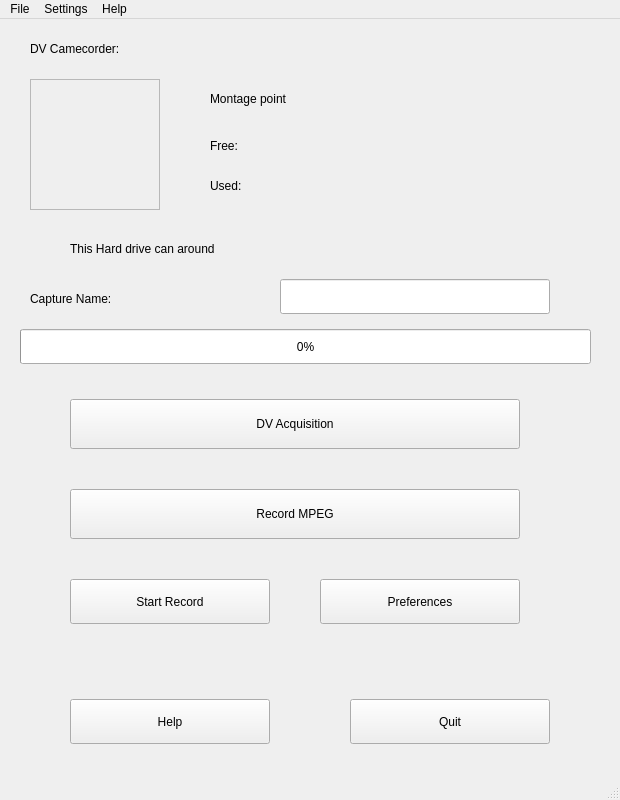
This is src/ui/QDvgrab.ui in olielvewen/QDvGrab as Qt 5 draws it before an edit. The edited form follows.
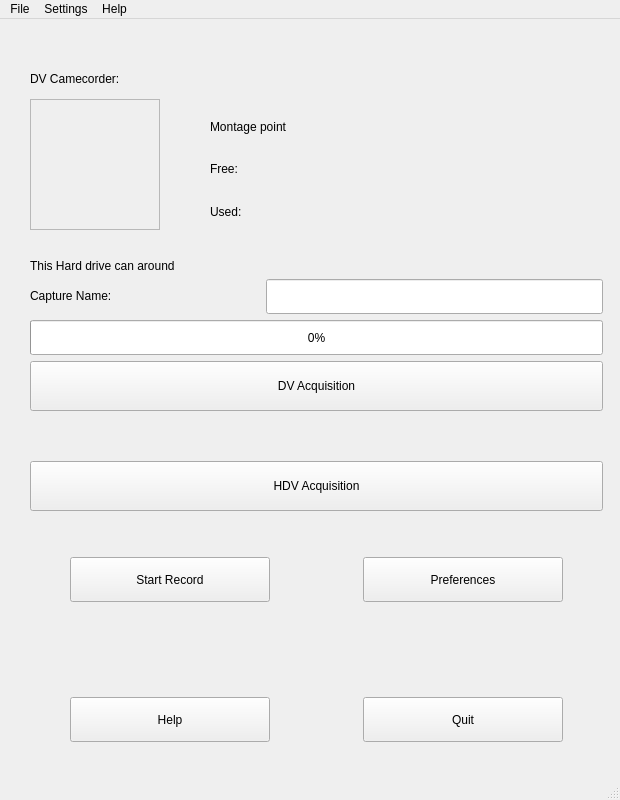
This is the edited form. Icons and pictures are not drawn.

Commit message: improving the layout of the main gui

Diff of the .ui file:
```diff
--- a/src/ui/QDvgrab.ui
+++ b/src/ui/QDvgrab.ui
@@ -24,122 +24,201 @@
    <locale language="English" country="UnitedStates"/>
   </property>
   <widget class="QWidget" name="centralwidget">
+   <widget class="QFrame" name="frame">
+    <property name="geometry">
+     <rect>
+      <x>30</x>
+      <y>80</y>
+      <width>130</width>
+      <height>131</height>
+     </rect>
+    </property>
+    <property name="minimumSize">
+     <size>
+      <width>130</width>
+      <height>131</height>
+     </size>
+    </property>
+    <property name="frameShape">
+     <enum>QFrame::StyledPanel</enum>
+    </property>
+    <property name="frameShadow">
+     <enum>QFrame::Raised</enum>
+    </property>
+    <widget class="QLabel" name="label_5">
+     <property name="geometry">
+      <rect>
+       <x>0</x>
+       <y>0</y>
+       <width>130</width>
+       <height>131</height>
+      </rect>
+     </property>
+     <property name="pixmap">
+      <pixmap>../images/drive-harddisk.png</pixmap>
+     </property>
+    </widget>
+   </widget>
+   <widget class="QWidget" name="">
+    <property name="geometry">
+     <rect>
+      <x>30</x>
+      <y>50</y>
+      <width>571</width>
+      <height>21</height>
+     </rect>
+    </property>
+    <layout class="QHBoxLayout" name="horizontalLayout">
+     <property name="leftMargin">
+      <number>0</number>
+     </property>
+     <property name="topMargin">
+      <number>0</number>
+     </property>
+     <item>
    <widget class="QLabel" name="lbldescriptioncamecorder">
-    <property name="geometry">
-     <rect>
-      <x>30</x>
-      <y>20</y>
-      <width>250</width>
-      <height>20</height>
-     </rect>
-    </property>
     <property name="text">
      <string>&lt;html&gt;&lt;head/&gt;&lt;body&gt;&lt;p&gt;DV Camecorder:&lt;/p&gt;&lt;/body&gt;&lt;/html&gt;</string>
     </property>
    </widget>
-   <widget class="QLabel" name="lblcamcorder">
+     </item>
+     <item>
+      <widget class="QLabel" name="lblcamcorder"/>
+     </item>
+    </layout>
+   </widget>
+   <widget class="QWidget" name="">
     <property name="geometry">
      <rect>
-      <x>330</x>
-      <y>20</y>
-      <width>250</width>
-      <height>20</height>
+      <x>210</x>
+      <y>90</y>
+      <width>391</width>
+      <height>121</height>
      </rect>
     </property>
-   </widget>
+    <layout class="QGridLayout" name="gridLayout">
+     <property name="topMargin">
+      <number>0</number>
+     </property>
+     <item row="0" column="0" colspan="2">
    <widget class="QLabel" name="label">
-    <property name="geometry">
-     <rect>
-      <x>210</x>
-      <y>70</y>
-      <width>250</width>
-      <height>20</height>
-     </rect>
-    </property>
     <property name="text">
      <string>&lt;html&gt;&lt;head/&gt;&lt;body&gt;&lt;p&gt;Montage point&lt;/p&gt;&lt;/body&gt;&lt;/html&gt;</string>
     </property>
    </widget>
+     </item>
+     <item row="1" column="0">
    <widget class="QLabel" name="label_2">
-    <property name="geometry">
-     <rect>
-      <x>210</x>
-      <y>120</y>
-      <width>90</width>
-      <height>14</height>
-     </rect>
-    </property>
     <property name="text">
      <string>&lt;html&gt;&lt;head/&gt;&lt;body&gt;&lt;p&gt;Free:&lt;/p&gt;&lt;/body&gt;&lt;/html&gt;</string>
     </property>
    </widget>
-   <widget class="QLabel" name="lblfree">
-    <property name="geometry">
-     <rect>
-      <x>360</x>
-      <y>150</y>
-      <width>90</width>
-      <height>14</height>
-     </rect>
-    </property>
-   </widget>
+     </item>
+     <item row="2" column="0">
    <widget class="QLabel" name="label_4">
-    <property name="geometry">
-     <rect>
-      <x>210</x>
-      <y>160</y>
-      <width>90</width>
-      <height>14</height>
-     </rect>
-    </property>
     <property name="text">
      <string>&lt;html&gt;&lt;head/&gt;&lt;body&gt;&lt;p&gt;Used:&lt;/p&gt;&lt;/body&gt;&lt;/html&gt;</string>
     </property>
    </widget>
-   <widget class="QLabel" name="lblused">
-    <property name="geometry">
-     <rect>
-      <x>360</x>
-      <y>190</y>
-      <width>90</width>
-      <height>14</height>
-     </rect>
-    </property>
+     </item>
+     <item row="1" column="1">
+      <widget class="QLabel" name="lblfree"/>
+     </item>
+     <item row="2" column="1">
+      <widget class="QLabel" name="lblused"/>
+     </item>
+    </layout>
    </widget>
-   <widget class="QLabel" name="lbltotal">
+   <widget class="QWidget" name="">
     <property name="geometry">
      <rect>
-      <x>70</x>
+      <x>30</x>
       <y>220</y>
-      <width>450</width>
-      <height>20</height>
+      <width>573</width>
+      <height>533</height>
      </rect>
     </property>
+    <layout class="QVBoxLayout" name="verticalLayout_4">
+     <property name="topMargin">
+      <number>20</number>
+     </property>
+     <item>
+      <layout class="QVBoxLayout" name="verticalLayout">
+       <item>
+        <widget class="QLabel" name="lbltotal">
     <property name="text">
      <string>&lt;html&gt;&lt;head/&gt;&lt;body&gt;&lt;p&gt;This Hard drive can around &lt;/p&gt;&lt;/body&gt;&lt;/html&gt;</string>
     </property>
    </widget>
+       </item>
+       <item>
+        <layout class="QHBoxLayout" name="horizontalLayout_2">
+         <item>
+          <widget class="QLabel" name="label_3">
+           <property name="minimumSize">
+            <size>
+             <width>230</width>
+             <height>20</height>
+            </size>
+           </property>
+           <property name="text">
+            <string>&lt;html&gt;&lt;head/&gt;&lt;body&gt;&lt;p&gt;Capture Name:&lt;/p&gt;&lt;/body&gt;&lt;/html&gt;</string>
+           </property>
+          </widget>
+         </item>
+         <item>
+          <widget class="QLineEdit" name="lnecapturename">
+           <property name="minimumSize">
+            <size>
+             <width>270</width>
+             <height>35</height>
+            </size>
+           </property>
+          </widget>
+         </item>
+        </layout>
+       </item>
+      </layout>
+     </item>
+     <item>
    <widget class="QProgressBar" name="progressbaracquisition">
-    <property name="geometry">
-     <rect>
-      <x>20</x>
-      <y>310</y>
+       <property name="minimumSize">
+        <size>
       <width>571</width>
       <height>35</height>
-     </rect>
+        </size>
     </property>
     <property name="value">
      <number>0</number>
     </property>
    </widget>
+     </item>
+     <item>
+      <layout class="QVBoxLayout" name="verticalLayout_3">
+       <property name="leftMargin">
+        <number>0</number>
+       </property>
+       <property name="bottomMargin">
+        <number>30</number>
+       </property>
+       <item>
+        <layout class="QVBoxLayout" name="verticalLayout_2">
+         <property name="spacing">
+          <number>50</number>
+         </property>
+         <property name="topMargin">
+          <number>0</number>
+         </property>
+         <property name="bottomMargin">
+          <number>40</number>
+         </property>
+         <item>
    <widget class="QPushButton" name="btnacquisitiondv">
-    <property name="geometry">
-     <rect>
-      <x>70</x>
-      <y>380</y>
+           <property name="minimumSize">
+            <size>
       <width>450</width>
       <height>50</height>
-     </rect>
+            </size>
     </property>
     <property name="layoutDirection">
      <enum>Qt::LeftToRight</enum>
@@ -170,17 +249,17 @@
      <bool>false</bool>
     </property>
    </widget>
+         </item>
+         <item>
    <widget class="QPushButton" name="btnrecordmpeg">
-    <property name="geometry">
-     <rect>
-      <x>70</x>
-      <y>470</y>
+           <property name="minimumSize">
+            <size>
       <width>450</width>
       <height>50</height>
-     </rect>
+            </size>
     </property>
     <property name="text">
-     <string>Record MPEG</string>
+            <string>HDV Acquisition</string>
     </property>
     <property name="icon">
      <iconset>
@@ -193,14 +272,24 @@
      </size>
     </property>
    </widget>
+         </item>
+        </layout>
+       </item>
+       <item>
+        <layout class="QHBoxLayout" name="horizontalLayout_3">
+         <property name="leftMargin">
+          <number>40</number>
+         </property>
+         <property name="rightMargin">
+          <number>40</number>
+         </property>
+         <item>
    <widget class="QPushButton" name="btnstartrecord">
-    <property name="geometry">
-     <rect>
-      <x>70</x>
-      <y>560</y>
+           <property name="minimumSize">
+            <size>
       <width>200</width>
       <height>45</height>
-     </rect>
+            </size>
     </property>
     <property name="text">
      <string>Start Record</string>
@@ -216,14 +305,27 @@
      </size>
     </property>
    </widget>
+         </item>
+         <item>
+          <spacer name="horizontalSpacer">
+           <property name="orientation">
+            <enum>Qt::Horizontal</enum>
+           </property>
+           <property name="sizeHint" stdset="0">
+            <size>
+             <width>58</width>
+             <height>20</height>
+            </size>
+           </property>
+          </spacer>
+         </item>
+         <item>
    <widget class="QPushButton" name="btnpreferences">
-    <property name="geometry">
-     <rect>
-      <x>320</x>
-      <y>560</y>
+           <property name="minimumSize">
+            <size>
       <width>200</width>
       <height>45</height>
-     </rect>
+            </size>
     </property>
     <property name="text">
      <string>Preferences</string>
@@ -239,14 +341,40 @@
      </size>
     </property>
    </widget>
+         </item>
+        </layout>
+       </item>
+       <item>
+        <spacer name="verticalSpacer">
+         <property name="orientation">
+          <enum>Qt::Vertical</enum>
+         </property>
+         <property name="sizeHint" stdset="0">
+          <size>
+           <width>20</width>
+           <height>68</height>
+          </size>
+         </property>
+        </spacer>
+       </item>
+       <item>
+        <layout class="QHBoxLayout" name="horizontalLayout_4">
+         <property name="spacing">
+          <number>6</number>
+         </property>
+         <property name="leftMargin">
+          <number>40</number>
+         </property>
+         <property name="rightMargin">
+          <number>40</number>
+         </property>
+         <item>
    <widget class="QPushButton" name="btnhelp">
-    <property name="geometry">
-     <rect>
-      <x>70</x>
-      <y>680</y>
+           <property name="minimumSize">
+            <size>
       <width>200</width>
       <height>45</height>
-     </rect>
+            </size>
     </property>
     <property name="layoutDirection">
      <enum>Qt::LeftToRight</enum>
@@ -265,14 +393,27 @@
      </size>
     </property>
    </widget>
+         </item>
+         <item>
+          <spacer name="horizontalSpacer_2">
+           <property name="orientation">
+            <enum>Qt::Horizontal</enum>
+           </property>
+           <property name="sizeHint" stdset="0">
+            <size>
+             <width>58</width>
+             <height>20</height>
+            </size>
+           </property>
+          </spacer>
+         </item>
+         <item>
    <widget class="QPushButton" name="btnquit">
-    <property name="geometry">
-     <rect>
-      <x>350</x>
-      <y>680</y>
+           <property name="minimumSize">
+            <size>
       <width>200</width>
       <height>45</height>
-     </rect>
+            </size>
     </property>
     <property name="text">
      <string>Quit</string>
@@ -288,63 +429,12 @@
      </size>
     </property>
    </widget>
-   <widget class="QLabel" name="label_3">
-    <property name="geometry">
-     <rect>
-      <x>30</x>
-      <y>270</y>
-      <width>230</width>
-      <height>20</height>
-     </rect>
-    </property>
-    <property name="text">
-     <string>&lt;html&gt;&lt;head/&gt;&lt;body&gt;&lt;p&gt;Capture Name:&lt;/p&gt;&lt;/body&gt;&lt;/html&gt;</string>
-    </property>
-   </widget>
-   <widget class="QLineEdit" name="lnecapturename">
-    <property name="geometry">
-     <rect>
-      <x>280</x>
-      <y>260</y>
-      <width>270</width>
-      <height>35</height>
-     </rect>
-    </property>
-   </widget>
-   <widget class="QFrame" name="frame">
-    <property name="geometry">
-     <rect>
-      <x>30</x>
-      <y>60</y>
-      <width>130</width>
-      <height>131</height>
-     </rect>
-    </property>
-    <property name="minimumSize">
-     <size>
-      <width>130</width>
-      <height>131</height>
-     </size>
-    </property>
-    <property name="frameShape">
-     <enum>QFrame::StyledPanel</enum>
-    </property>
-    <property name="frameShadow">
-     <enum>QFrame::Raised</enum>
-    </property>
-    <widget class="QLabel" name="label_5">
-     <property name="geometry">
-      <rect>
-       <x>0</x>
-       <y>0</y>
-       <width>130</width>
-       <height>131</height>
-      </rect>
-     </property>
-     <property name="pixmap">
-      <pixmap>../images/drive-harddisk.png</pixmap>
-     </property>
-    </widget>
+         </item>
+        </layout>
+       </item>
+      </layout>
+     </item>
+    </layout>
    </widget>
   </widget>
   <widget class="QMenuBar" name="menubar">
```
Lines whose indentation alone changed are shown as unchanged. The commit also changes 2 other files.
